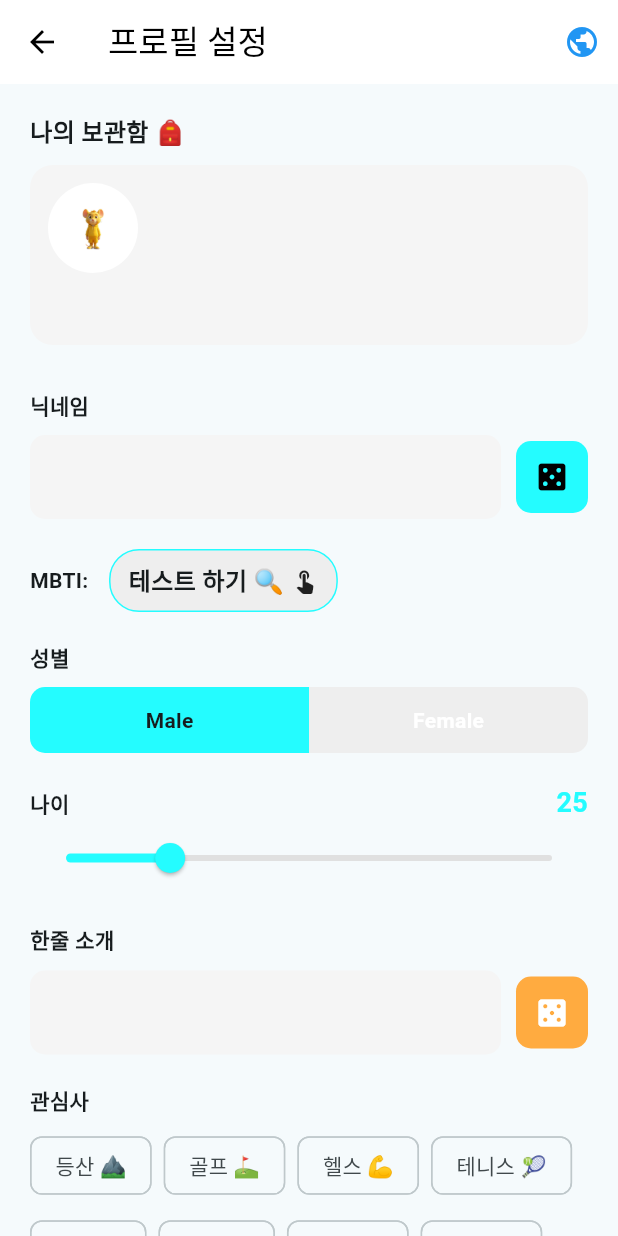
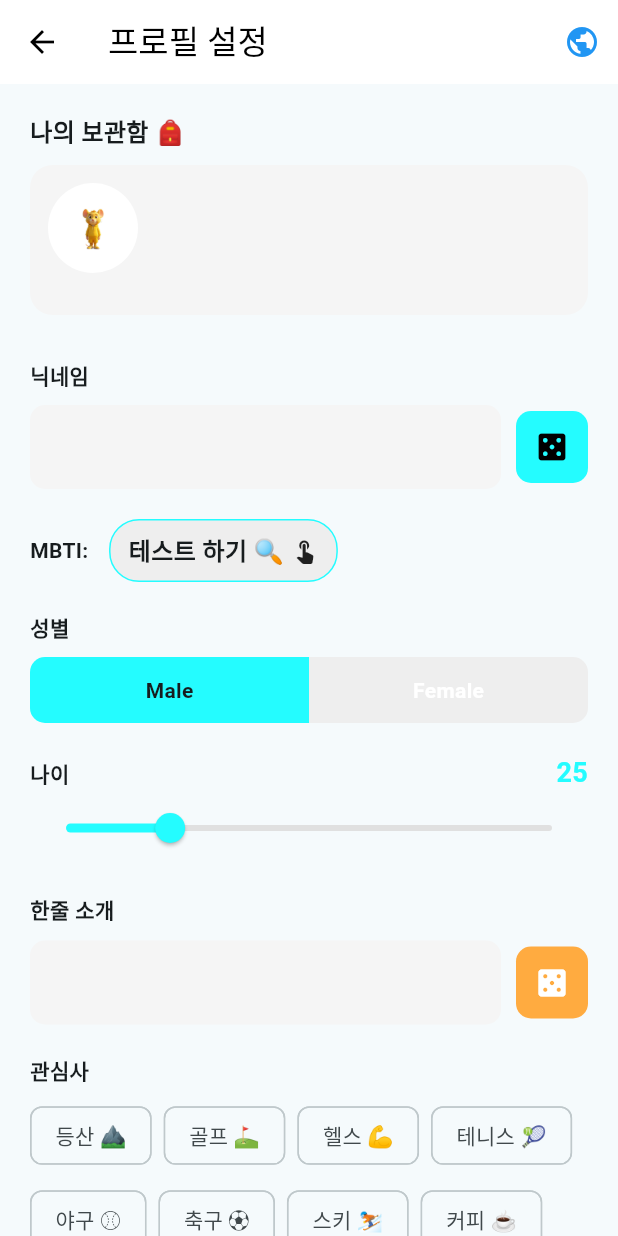
Before and after one commit to seoulcumulus/chahanjan_app, a Flutter app: the ProfileScreen screen opened directly, on a phone screen of 412 x 824 dp. Run offline on Flutter 3.47's test engine with Material 3 defaults, Android fonts, the phone set to English and light mode, and no system bars; our stand-ins replace cloud_firestore, firebase_auth, firebase_core, firebase_messaging, firebase_storage, geolocator and 3 more; missing offline and left inert: kakao_flutter_sdk, translator, zego_uikit_prebuilt_call; accounts and stored records are empty.

```diff
--- a/lib/screens/profile_screen.dart
+++ b/lib/screens/profile_screen.dart
@@ -230,7 +230,7 @@ class _ProfileScreenState extends State<ProfileScreen> {
                   Text(AppStrings.getByLang(_selectedLanguage, 'inventory'), style: const TextStyle(fontWeight: FontWeight.bold, fontSize: 16)),
                   const SizedBox(height: 10),
                   Container(
-                    height: 120,
+                    height: 100,
                     padding: const EdgeInsets.all(10),
                     decoration: BoxDecoration(
                       color: Colors.grey[100],
```
Also changed, not shown: lib/services/user_service.dart (+21 -0 lines).
